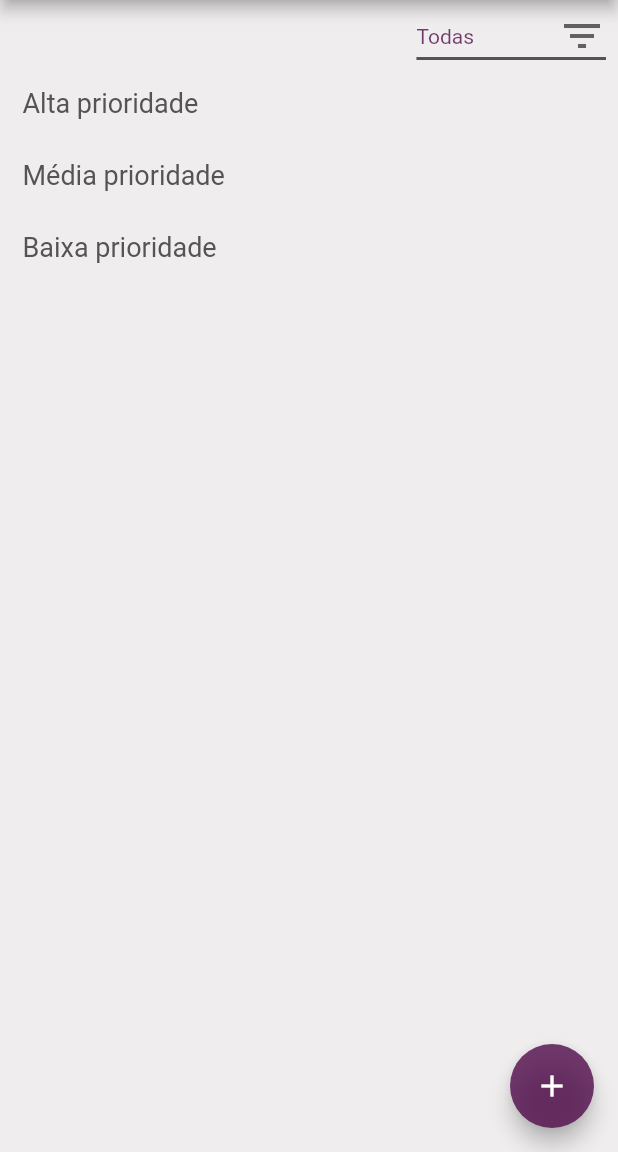
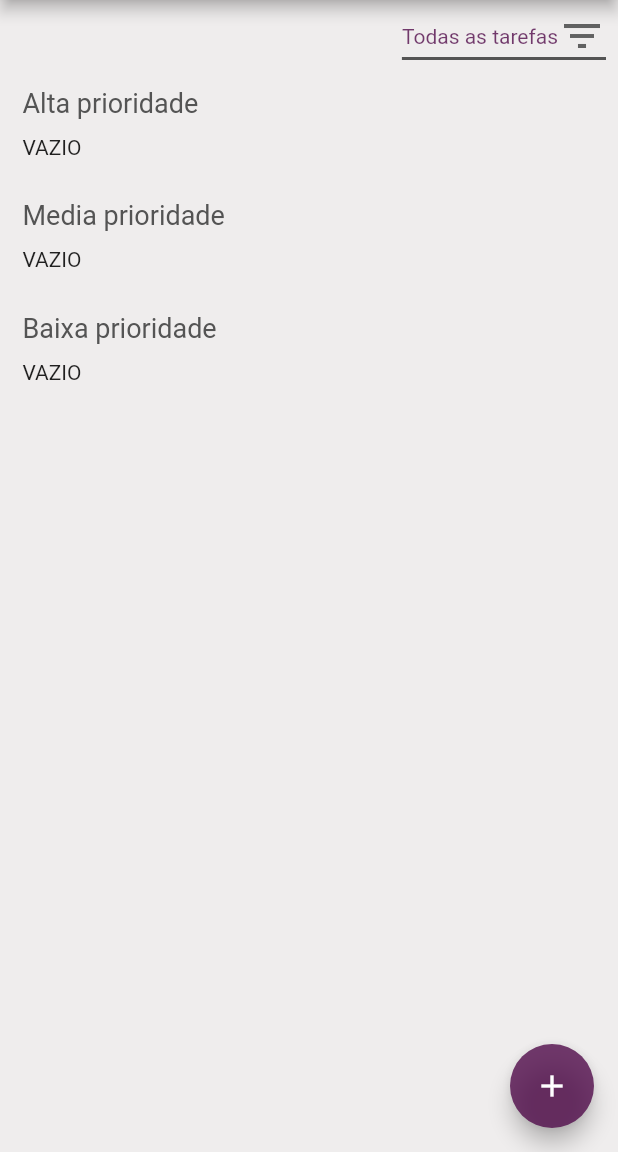
Before and after one commit to mrgr4v3s/mega_task, a Flutter app: the screen it shows after launch, on a phone screen of 412 x 824 dp, the part 84-1236 px from its top. Run offline on Flutter 3.47's test engine with Material 2 defaults, Android fonts, the phone set to English and light mode, and no system bars; our stand-ins replace firebase_auth, sqflite; accounts and stored records are empty.

Commit message:
Refatoração na home page para implementar a listagem dos items. Foram extraidos os widgets prioridade_tarefa e filtro_dropdown_button. Foram extraidos as cores da fonte e background. Foram extraidos as contantes de prioridade da tarefa. Método de busca de todas as tarefas adicionado ao tarefas_helper

```diff
--- /dev/null
+++ b/lib/constantes/app_colors.dart
@@ -0,0 +1,7 @@
+
+import 'package:flutter/painting.dart';
+
+class AppColors {
+  static final Color colorText = const Color(0xFF545454);
+  static final Color background = const Color(0xFFEFEDED);
+}
--- /dev/null
+++ b/lib/helpers/prioridade_tarefa.dart
@@ -0,0 +1,5 @@
+class PrioridadeTarefa {
+  static String ALTA = "Alta";
+  static String MEDIA = "Media";
+  static String BAIXA = "Baixa";
+}
--- a/lib/helpers/tarefas_helper.dart
+++ b/lib/helpers/tarefas_helper.dart
@@ -98,6 +98,14 @@ class TarefasHelper{
         where: "$idColumn = ?", whereArgs: [tarefa.id]);
     }
 
+    Future<List<Tarefas>> getTodasTarefas() async {
+      Database dbTarefas = await db;
+
+      List resultado = await dbTarefas.rawQuery("SELECT * FROM $tarefasTable");
+
+      return resultado.map((item) => Tarefas.fromMap(item)).toList();
+    }
+
     // ignore: missing_return
     Future<List> getTarefas(String sts, String priority) async{
       Database dbTarefas = await db;
--- a/lib/ui/home_page.dart
+++ b/lib/ui/home_page.dart
@@ -1,7 +1,11 @@
 import 'package:flutter/material.dart';
 import 'package:flutter/rendering.dart';
+import 'package:mega_task/constantes/app_colors.dart';
+import 'package:mega_task/helpers/prioridade_tarefa.dart';
 import 'package:mega_task/helpers/tarefas_helper.dart';
 import 'package:mega_task/ui/cadastroDialog.dart';
+import 'package:mega_task/widgets/filtro_dropdown_button.dart';
+import 'package:mega_task/widgets/prioridade_text.dart';
 
 class HomePage extends StatefulWidget {
   @override
@@ -13,17 +17,11 @@ class _HomePageState extends State<HomePage> {
 
   final _formKey = GlobalKey<FormState>();
 
-  List<Tarefas> listTarefasAltaPrioridade = List();
-  List<Tarefas> listTarefasMediaPrioridade = List();
-  List<Tarefas> listTarefasBaixaPrioridade = List();
+  List<Tarefas> listaTarefas = List();
 
   final _tituloController = TextEditingController();
 
-  Color _colorText = Color(0xFF545454);
-  Color _background = Color(0xFFEFEDED);
-
-  String dropdownValueFilter = 'Todas';
-
+  String dropdownValueFilter = 'Todas as tarefas';
 
   @override
   Widget build(BuildContext context) {
@@ -52,14 +50,15 @@ class _HomePageState extends State<HomePage> {
         backgroundColor: Color.fromRGBO(239, 237, 237, 1),
         floatingActionButton: FloatingActionButton(
           onPressed: () {
-            showDialog(context: context, builder: (context) => CadastroDialog());
+            showDialog(
+                context: context, builder: (context) => CadastroDialog());
           },
           child: Icon(Icons.add),
           backgroundColor: Color.fromRGBO(81, 12, 75, 0.8),
         ),
         body: SingleChildScrollView(
           child: Container(
-            color: _background,
+            color: AppColors.background,
             child: Column(
               crossAxisAlignment: CrossAxisAlignment.start,
               children: <Widget>[
@@ -68,90 +67,54 @@ class _HomePageState extends State<HomePage> {
                   children: <Widget>[
                     Padding(
                       padding: EdgeInsets.only(right: 8.0),
-                      child: _filtro_dropdownButton(),
+                      child: FiltroDropdownButton(
+                          dropdownValueFilter: dropdownValueFilter,
+                          funcaoOnChange: (String newValue) {
+                            setState(() {
+                              dropdownValueFilter = newValue;
+                            });
+                          }),
                     )
                   ],
                 ),
                 //Divider(color: _background),
                 Container(
                   padding: EdgeInsets.fromLTRB(15.0, 10.0, 15.0, 1.0),
-                  child: _prioridadeText("Alta"),
+                  child: PrioridadeText(textoPropriedade: PrioridadeTarefa.ALTA),
                 ),
-                /*
-                * Jefferson
-                * Aqui você pode inserir o seu Expanded com a listagem das
-                * tarefas que depois eu arrumo
-                * */
-                Divider(color: _background),
                 Container(
                     padding: EdgeInsets.fromLTRB(15.0, 10.0, 15.0, 1.0),
-                  child: _prioridadeText("Média"),
+                    child: _tarefaList(context, PrioridadeTarefa.ALTA)
                 ),
-                /*
-                * Jefferson
-                * Aqui você pode inserir o seu Expanded com a listagem das
-                * tarefas que depois eu arrumo
-                * */
-                Divider(color: _background),
+                Divider(color: AppColors.background),
                 Container(
                   padding: EdgeInsets.fromLTRB(15.0, 10.0, 15.0, 1.0),
-                  child: _prioridadeText("Baixa"),
-                )
-                /*
-                * Jefferson
-                * Aqui você pode inserir o seu Expanded com a listagem das
-                * tarefas que depois eu arrumo
-                * */
+                  child: PrioridadeText(textoPropriedade: PrioridadeTarefa.MEDIA),
+                ),
+                Container(
+                    padding: EdgeInsets.fromLTRB(15.0, 10.0, 15.0, 1.0),
+                    child: _tarefaList(context, PrioridadeTarefa.MEDIA)
+                ),
+                Divider(color: AppColors.background),
+                Container(
+                  padding: EdgeInsets.fromLTRB(15.0, 10.0, 15.0, 1.0),
+                  child: PrioridadeText(textoPropriedade: PrioridadeTarefa.BAIXA),
+                ),
+                Container(
+                    padding: EdgeInsets.fromLTRB(15.0, 10.0, 15.0, 1.0),
+                    child: _tarefaList(context, PrioridadeTarefa.BAIXA)
+                ),
               ],
             ),
           ),
         ));
   }
 
-  // ignore: non_constant_identifier_names
-  Widget _filtro_dropdownButton() {
-    return DropdownButton<String>(
-      value: dropdownValueFilter,
-      icon: Icon(Icons.filter_list),
-      iconSize: 32,
-      elevation: 16,
-      style: TextStyle(
-        color: Color.fromRGBO(81, 12, 75, 0.8),
-      ),
-      underline: Container(
-        height: 2,
-        color: _colorText,
-      ),
-      onChanged: (String newValue) {
-        setState(() {
-          dropdownValueFilter = newValue;
-        });
-        _obterTarefasPrioridade(newValue, "Todas");
-      },
-      items: <String>['Todas', 'A fazer', 'Em andamento', 'Concluida']
-          .map<DropdownMenuItem<String>>((String value) {
-        return DropdownMenuItem<String>(
-          value: value,
-          child: Text(value),
-        );
-      }).toList(),
-    );
-  }
-
-  Widget _prioridadeText(String p) {
-    return Text(
-      "$p prioridade",
-      style: TextStyle(
-        color: _colorText,
-        fontSize: 18,
-      ),
-    );
-  }
-
   @override
   void initState() {
     super.initState();
-    _obterTarefasPrioridade("Todas", "");
+
+    _obterTarefas();
 
     //helper.tarefasTeste();
   }
@@ -174,46 +137,14 @@ class _HomePageState extends State<HomePage> {
 
       helper.saveTarefa(t);
 
-      switch (t.prioridade) {
-        case "Alta":
-          {
-            listTarefasAltaPrioridade.add(t);
-            break;
-          }
-        case "Media":
-          {
-            listTarefasMediaPrioridade.add(t);
-            break;
-          }
-        case "Baixa":
-          {
-            listTarefasBaixaPrioridade.add(t);
-            break;
-          }
-      }
+      listaTarefas.add(t);
     });
   }
 
-  void _excluirTarefa(Tarefas t) {
-    helper.deleteTarefa(t.id);
+  void _excluirTarefa(Tarefas tarefa) {
+    helper.deleteTarefa(tarefa.id);
     setState(() {
-      switch (t.prioridade) {
-        case "Alta":
-          {
-            listTarefasAltaPrioridade.remove(t);
-            break;
-          }
-        case "Media":
-          {
-            listTarefasMediaPrioridade.remove(t);
-            break;
-          }
-        case "Baixa":
-          {
-            listTarefasBaixaPrioridade.remove(t);
-            break;
-          }
-      }
+      listaTarefas.remove(tarefa);
     });
   }
 
@@ -226,90 +157,39 @@ class _HomePageState extends State<HomePage> {
     helper.updateTarefa(t);
   }
 
-  void _obterTarefasPrioridade(String status, String prioridade) {
-    if (status == "Todas" && prioridade.isEmpty) {
+  void _obterTarefas() {
     setState(() {
-        helper.getTarefas(status, "Alta").then((list) {
-          listTarefasAltaPrioridade = list;
-        });
-        helper.getTarefas(status, "Media").then((list) {
-          listTarefasMediaPrioridade = list;
-        });
-        helper.getTarefas(status, "Baixa").then((list) {
-          listTarefasBaixaPrioridade = list;
-        });
-      });
-    } else if (status.isNotEmpty && prioridade == "Todas") {
-      setState(() {
-        helper.getTarefas(status, "Alta").then((list) {
-          listTarefasAltaPrioridade = list;
-        });
-        helper.getTarefas(status, "Media").then((list) {
-          listTarefasMediaPrioridade = list;
-        });
-        helper.getTarefas(status, "Baixa").then((list) {
-          listTarefasBaixaPrioridade = list;
-        });
-      });
-    } else if (prioridade == "Alta") {
-      helper.getTarefas(status, prioridade).then((list) {
-        setState(() {
-          listTarefasAltaPrioridade = list;
-        });
-      });
-    } else if (prioridade == "Media") {
-      helper.getTarefas(status, prioridade).then((list) {
-        setState(() {
-          listTarefasMediaPrioridade = list;
-        });
-      });
-    } else if (prioridade == "Baixa") {
-      helper.getTarefas(status, prioridade).then((list) {
-        setState(() {
-          listTarefasBaixaPrioridade = list;
-        });
+      helper.getTodasTarefas().then(
+              (lista) => listaTarefas = lista);
     });
   }
+
+  Widget _tarefaList(BuildContext context, String prioridade) {
+    List<Tarefas> tarefasFiltradasPorPrioridade =
+        listaTarefas.where(
+                (tarefa) => tarefa.prioridade == prioridade
+        ).toList();
+
+    if (dropdownValueFilter != "Todas as tarefas") {
+        tarefasFiltradasPorPrioridade = tarefasFiltradasPorPrioridade.where(
+                (tarefa) => tarefa.status == this.dropdownValueFilter
+        ).toList();
     }
 
-  // ignore: missing_return
-  Widget _tarefaList(BuildContext context, int index, String prioridade) {
-    if (prioridade == "Alta") {
-      if (listTarefasAltaPrioridade.length > 0) {
-        return ListTile(
+    if (tarefasFiltradasPorPrioridade.isEmpty) {
+      return new Text(("VAZIO"));
+    }
+
+    return new Column(
+        children: tarefasFiltradasPorPrioridade
+            .map((tarefa) => ListTile(
                   title: Text(
-            listTarefasAltaPrioridade[index].titulo,
+                    tarefa.titulo,
                   ),
                   onTap: () {
-            _excluirTarefa(listTarefasAltaPrioridade[index]);
+                    _excluirTarefa(tarefa);
                   },
-        );
-      }
-      return ListTile(title: Text("VAZIO"));
-    } else if (prioridade == "Media") {
-      if (listTarefasMediaPrioridade.length > 0) {
-        return ListTile(
-          title: Text(
-            listTarefasMediaPrioridade[index].titulo,
-          ),
-          onTap: () {
-            _excluirTarefa(listTarefasMediaPrioridade[index]);
-          },
-        );
-      }
-      return ListTile(title: Text("VAZIO"));
-    } else if (prioridade == "Baixa") {
-      if (listTarefasBaixaPrioridade.length > 0) {
-        return ListTile(
-          title: Text(
-            listTarefasBaixaPrioridade[index].titulo,
-          ),
-          onTap: () {
-            _excluirTarefa(listTarefasBaixaPrioridade[index]);
-          },
-        );
-      }
-      return ListTile(title: Text("VAZIO"));
+                ))
+            .toList());
   }
 }
-}
--- /dev/null
+++ b/lib/widgets/filtro_dropdown_button.dart
@@ -0,0 +1,36 @@
+
+import 'package:flutter/cupertino.dart';
+import 'package:flutter/material.dart';
+import 'package:mega_task/constantes/app_colors.dart';
+
+class FiltroDropdownButton extends StatelessWidget {
+  final Function funcaoOnChange;
+  final String dropdownValueFilter;
+
+  const FiltroDropdownButton({Key key, this.funcaoOnChange, this.dropdownValueFilter}) : super(key: key);
+
+  @override
+  Widget build(BuildContext context) {
+    return DropdownButton<String>(
+      value: this.dropdownValueFilter,
+      icon: Icon(Icons.filter_list),
+      iconSize: 32,
+      elevation: 16,
+      style: TextStyle(
+        color: Color.fromRGBO(81, 12, 75, 0.8),
+      ),
+      underline: Container(
+        height: 2,
+        color: AppColors.colorText,
+      ),
+      onChanged: this.funcaoOnChange,
+      items: <String>['Todas as tarefas', 'A fazer', 'Em andamento', 'Concluida']
+          .map<DropdownMenuItem<String>>((String value) {
+        return DropdownMenuItem<String>(
+          value: value,
+          child: Text(value),
+        );
+      }).toList(),
+    );
+  }
+}
--- /dev/null
+++ b/lib/widgets/prioridade_text.dart
@@ -0,0 +1,23 @@
+
+import 'package:flutter/material.dart';
+import 'package:mega_task/constantes/app_colors.dart';
+
+
+class PrioridadeText extends StatelessWidget {
+  final String textoPropriedade;
+
+  const PrioridadeText({Key key, this.textoPropriedade}) : super(key: key);
+
+  @override
+  Widget build(BuildContext context) {
+    // TODO: implement build
+    return Text(
+      "$textoPropriedade prioridade",
+      style: TextStyle(
+        color: AppColors.colorText,
+        fontSize: 18,
+      ),
+    );
+  }
+
+}
```
Also changed, not shown: pubspec.lock. Lines whose indentation alone changed are shown as unchanged.
